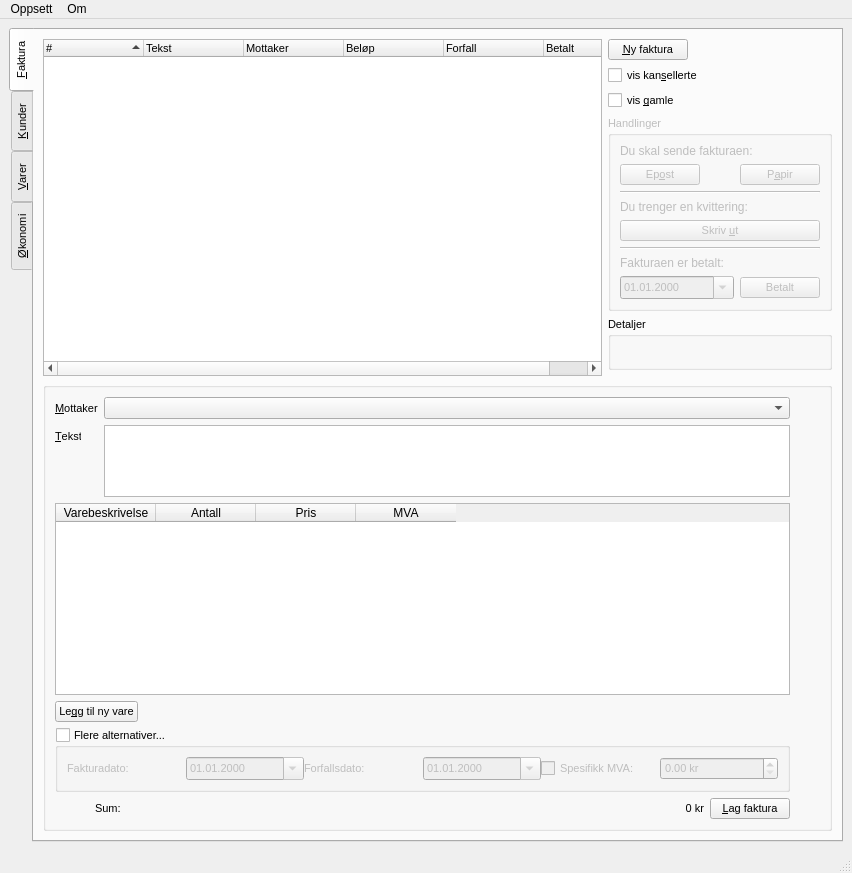
The window that faktura4.ui (kkoksvik/finfaktura) describes before a commit, drawn with Qt 5.
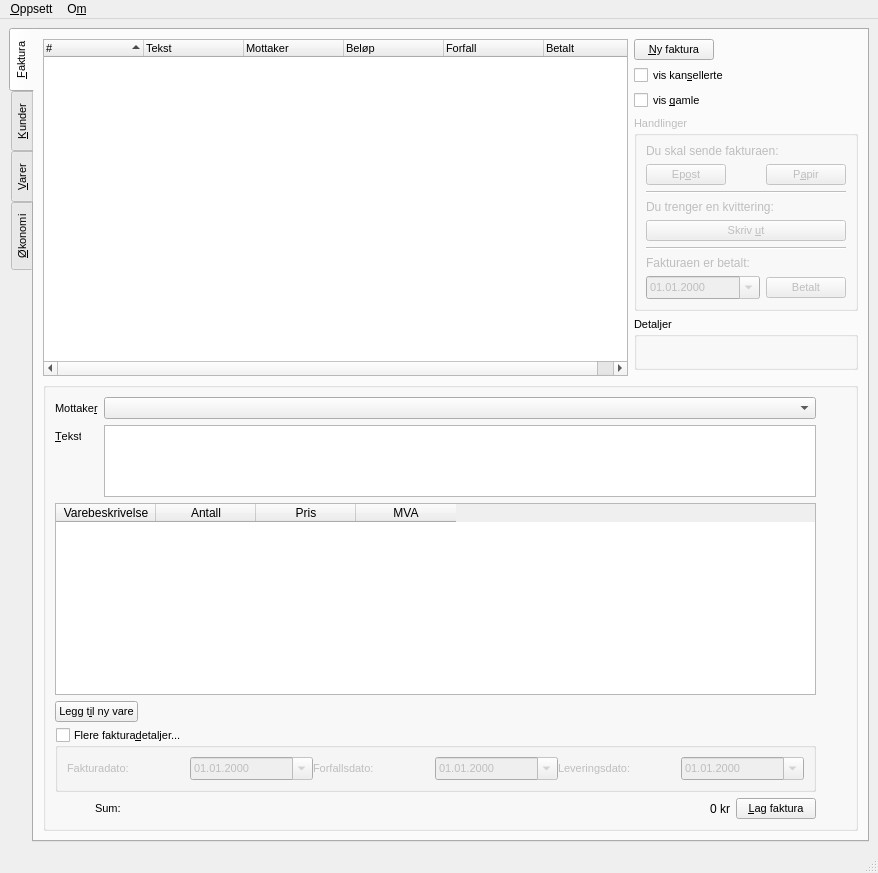
The same window after the commit. Icons and pictures are not drawn.

Commit message: bytter ut vilkårlig MVA-felt med leveringsdato

Diff of the .ui file:
```diff
--- a/faktura4.ui
+++ b/faktura4.ui
@@ -5,7 +5,7 @@
    <rect>
     <x>0</x>
     <y>0</y>
-    <width>852</width>
+    <width>878</width>
     <height>873</height>
    </rect>
   </property>
@@ -170,7 +170,7 @@
                  <item row="1" column="0" >
                   <widget class="QLabel" name="textLabel5" >
                    <property name="text" >
-                    <string>&amp;Mottaker</string>
+                    <string>Mottake&amp;r</string>
                    </property>
                    <property name="wordWrap" >
                     <bool>false</bool>
@@ -226,6 +226,18 @@
                      <verstretch>1</verstretch>
                     </sizepolicy>
                    </property>
+                   <property name="minimumSize" >
+                    <size>
+                     <width>0</width>
+                     <height>60</height>
+                    </size>
+                   </property>
+                   <property name="maximumSize" >
+                    <size>
+                     <width>16777215</width>
+                     <height>90</height>
+                    </size>
+                   </property>
                    <property name="tabChangesFocus" >
                     <bool>true</bool>
                    </property>
@@ -294,10 +306,7 @@
                       <string>Legger til en ny rad i varelisten</string>
                      </property>
                      <property name="text" >
-                      <string>Le&amp;gg til ny vare</string>
-                     </property>
-                     <property name="shortcut" >
-                      <string>Alt+G</string>
+                      <string>Legg t&amp;il ny vare</string>
                      </property>
                     </widget>
                    </item>
@@ -324,7 +333,7 @@
                <item>
                 <widget class="QGroupBox" name="fakturaFaktaOverstyr" >
                  <property name="title" >
-                  <string>Flere alternativer...</string>
+                  <string>Flere faktura&amp;detaljer...</string>
                  </property>
                  <property name="flat" >
                   <bool>true</bool>
@@ -409,19 +418,35 @@
                         </widget>
                        </item>
                        <item>
-                        <widget class="QCheckBox" name="fakturaFaktaVilkarligMVA" >
+                        <widget class="QLabel" name="label" >
+                         <property name="font" >
+                          <font>
+                           <pointsize>8</pointsize>
+                          </font>
+                         </property>
                          <property name="text" >
-                          <string>Spesifikk MVA:</string>
+                          <string>Leveringsdato:</string>
+                         </property>
+                         <property name="buddy" >
+                          <cstring>fakturaFaktaLeveringsdato</cstring>
                          </property>
                         </widget>
                        </item>
                        <item>
-                        <widget class="QDoubleSpinBox" name="fakturaFaktaMVA" >
-                         <property name="suffix" >
-                          <string> kr</string>
+                        <widget class="QDateEdit" name="fakturaFaktaLeveringsdato" >
+                         <property name="font" >
+                          <font>
+                           <pointsize>8</pointsize>
+                          </font>
                          </property>
-                         <property name="maximum" >
-                          <double>999999.989999999990687</double>
+                         <property name="accelerated" >
+                          <bool>true</bool>
+                         </property>
+                         <property name="displayFormat" >
+                          <string>dd.MM.yyyy</string>
+                         </property>
+                         <property name="calendarPopup" >
+                          <bool>true</bool>
                          </property>
                         </widget>
                        </item>
@@ -467,6 +492,11 @@
                      <verstretch>0</verstretch>
                     </sizepolicy>
                    </property>
+                   <property name="font" >
+                    <font>
+                     <pointsize>9</pointsize>
+                    </font>
+                   </property>
                    <property name="toolTip" >
                     <string>Fakturaens verdi hittil</string>
                    </property>
@@ -1903,13 +1933,13 @@
     <rect>
      <x>0</x>
      <y>0</y>
-     <width>852</width>
+     <width>878</width>
      <height>27</height>
     </rect>
    </property>
    <widget class="QMenu" name="menuOppsett" >
     <property name="title" >
-     <string>Oppsett</string>
+     <string>&amp;Oppsett</string>
     </property>
     <addaction name="actionDitt_firma" />
     <addaction name="actionEpost" />
@@ -1920,7 +1950,7 @@
    </widget>
    <widget class="QMenu" name="menuOm" >
     <property name="title" >
-     <string>Om</string>
+     <string>O&amp;m</string>
     </property>
     <addaction name="actionOm_Finfaktura" />
     <addaction name="actionLisens" />
```
Left out of the diff: 62 changed lines with no effect on the pictures.
